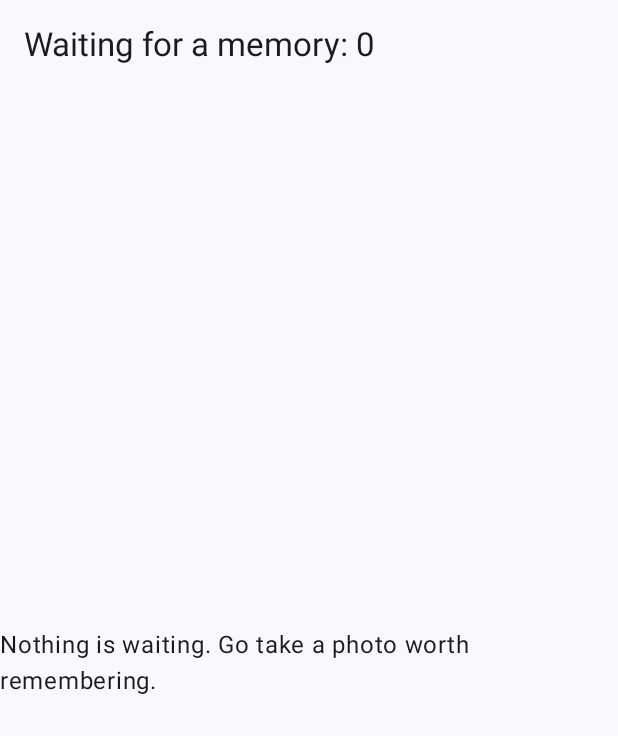
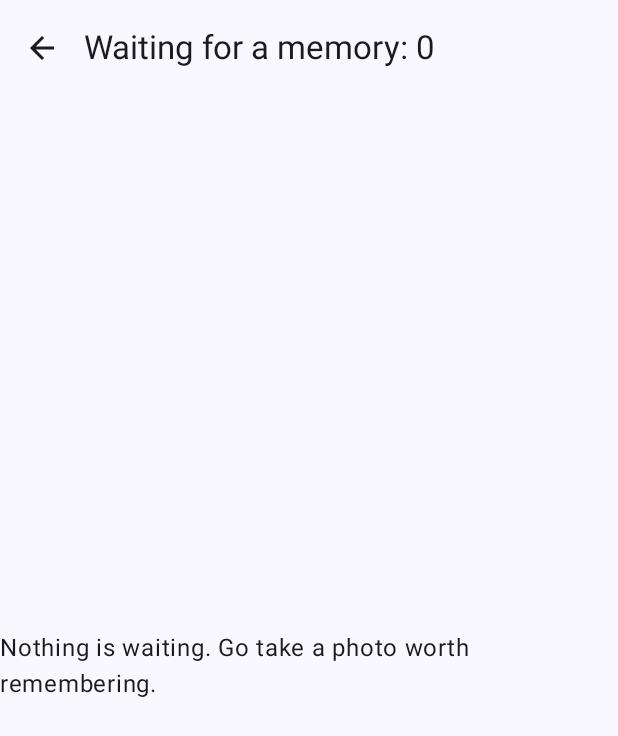
Before and after one commit to senomorf/engram, an Android app built with Jetpack Compose: the composable QueueScreen shown on its own in the app's theme, on a phone screen of 412 x 824 dp. Shown: the top 736 px of the screen. Run offline under Robolectric (Android 15) with nearby library versions, the light colour scheme and no system bars; libraries missing offline, so code that uses them is left out: coil3.video; pictures from the network do not load.

Commit message:
feat: add M3 top app bars, edge-to-edge and back navigation

```diff
--- a/app/src/main/kotlin/cam/engram/app/MainActivity.kt
+++ b/app/src/main/kotlin/cam/engram/app/MainActivity.kt
@@ -3,6 +3,7 @@ package cam.engram.app
 import android.os.Bundle
 import androidx.activity.ComponentActivity
 import androidx.activity.compose.setContent
+import androidx.activity.enableEdgeToEdge
 import cam.engram.app.notify.Notifier
 import cam.engram.app.ui.EngramRoot
 import cam.engram.app.ui.theme.EngramTheme
@@ -10,6 +11,7 @@ import cam.engram.app.ui.theme.EngramTheme
 class MainActivity : ComponentActivity() {
     override fun onCreate(savedInstanceState: Bundle?) {
         super.onCreate(savedInstanceState)
+        enableEdgeToEdge()
         val openQueue = intent?.getBooleanExtra(Notifier.EXTRA_OPEN_QUEUE, false) == true
         setContent {
             EngramTheme {
--- a/app/src/main/kotlin/cam/engram/app/ui/AnnotateScreen.kt
+++ b/app/src/main/kotlin/cam/engram/app/ui/AnnotateScreen.kt
@@ -97,6 +97,8 @@ private fun AnnotateCard(
         when (val save = ui.save) {
             is SaveUi.Saved -> {
                 if (save.overSoftCap) {
+                    // a Toast, not a Snackbar, on purpose: this fires as we navigate to the
+                    // next photo, so the message must outlive this composition
                     android.widget.Toast
                         .makeText(context, R.string.annotate_over_cap, android.widget.Toast.LENGTH_LONG)
                         .show()
--- /dev/null
+++ b/app/src/main/kotlin/cam/engram/app/ui/EngramScaffold.kt
@@ -0,0 +1,45 @@
+package cam.engram.app.ui
+
+import androidx.compose.foundation.layout.PaddingValues
+import androidx.compose.material.icons.Icons
+import androidx.compose.material.icons.automirrored.filled.ArrowBack
+import androidx.compose.material3.ExperimentalMaterial3Api
+import androidx.compose.material3.Icon
+import androidx.compose.material3.IconButton
+import androidx.compose.material3.Scaffold
+import androidx.compose.material3.SnackbarHost
+import androidx.compose.material3.SnackbarHostState
+import androidx.compose.material3.Text
+import androidx.compose.material3.TopAppBar
+import androidx.compose.runtime.Composable
+
+/**
+ * Shared M3 scaffold: a standard TopAppBar (title plus optional back navigation)
+ * and optional snackbar host. One place to keep the app bar consistent and to
+ * carry system-bar insets after enableEdgeToEdge, instead of a bar per screen.
+ */
+@OptIn(ExperimentalMaterial3Api::class)
+@Composable
+fun EngramScaffold(
+    title: String,
+    onBack: (() -> Unit)? = null,
+    snackbarHostState: SnackbarHostState? = null,
+    content: @Composable (PaddingValues) -> Unit,
+) {
+    Scaffold(
+        topBar = {
+            TopAppBar(
+                title = { Text(title) },
+                navigationIcon = {
+                    if (onBack != null) {
+                        IconButton(onClick = onBack) {
+                            Icon(Icons.AutoMirrored.Filled.ArrowBack, contentDescription = null)
+                        }
+                    }
+                },
+            )
+        },
+        snackbarHost = { snackbarHostState?.let { SnackbarHost(it) } },
+        content = content,
+    )
+}
--- a/app/src/main/kotlin/cam/engram/app/ui/LabScreen.kt
+++ b/app/src/main/kotlin/cam/engram/app/ui/LabScreen.kt
@@ -12,7 +12,6 @@ import androidx.compose.foundation.lazy.LazyColumn
 import androidx.compose.foundation.lazy.items
 import androidx.compose.material3.Button
 import androidx.compose.material3.MaterialTheme
-import androidx.compose.material3.Scaffold
 import androidx.compose.material3.Text
 import androidx.compose.runtime.Composable
 import androidx.compose.runtime.getValue
@@ -37,12 +36,11 @@ import kotlinx.coroutines.launch
  * surface by design; the transcription feature itself now lives in Annotate.
  */
 @Composable
-fun LabScreen() {
+fun LabScreen(onBack: () -> Unit) {
     val transcripts = remember { mutableStateListOf<String>() }
     val speech = rememberSpeechInput { transcripts.add(0, it) }
-    Scaffold { padding ->
+    EngramScaffold(title = stringResource(R.string.lab_title), onBack = onBack) { padding ->
         Column(Modifier.fillMaxSize().padding(padding).padding(16.dp), Arrangement.spacedBy(12.dp)) {
-            Text(stringResource(R.string.lab_title), style = MaterialTheme.typography.titleLarge)
             Text(
                 text = stringResource(if (speech.available) R.string.lab_on_device_yes else R.string.lab_on_device_no),
                 style = MaterialTheme.typography.bodyMedium,
--- a/app/src/main/kotlin/cam/engram/app/ui/MemoryDetailScreen.kt
+++ b/app/src/main/kotlin/cam/engram/app/ui/MemoryDetailScreen.kt
@@ -13,7 +13,6 @@ import androidx.compose.material3.AssistChip
 import androidx.compose.material3.Button
 import androidx.compose.material3.HorizontalDivider
 import androidx.compose.material3.MaterialTheme
-import androidx.compose.material3.Scaffold
 import androidx.compose.material3.Text
 import androidx.compose.runtime.Composable
 import androidx.compose.runtime.DisposableEffect
@@ -37,6 +36,7 @@ import java.io.File
 fun MemoryDetailScreen(
     mediaId: Long,
     onAnnotate: (Long) -> Unit,
+    onBack: () -> Unit,
 ) {
     val context = LocalContext.current
     val container = context.appContainer()
@@ -49,7 +49,7 @@ fun MemoryDetailScreen(
     LaunchedEffect(item?.mediaId, item?.lastScanMillis, item?.recordCount) {
         memory = item?.let { container.memoryReader.read(it) }
     }
-    Scaffold { padding ->
+    EngramScaffold(title = stringResource(R.string.detail_title), onBack = onBack) { padding ->
         Column(
             Modifier
                 .fillMaxSize()
--- a/app/src/main/kotlin/cam/engram/app/ui/QueueScreen.kt
+++ b/app/src/main/kotlin/cam/engram/app/ui/QueueScreen.kt
@@ -46,7 +46,10 @@ private val mediaPermissions =
     arrayOf(Manifest.permission.READ_MEDIA_IMAGES, Manifest.permission.READ_MEDIA_VIDEO)
 
 @Composable
-fun QueueScreen(onAnnotate: (List<Long>, Int) -> Unit) {
+fun QueueScreen(
+    onAnnotate: (List<Long>, Int) -> Unit,
+    onBack: () -> Unit,
+) {
     val context = LocalContext.current
     var granted by remember { mutableStateOf(hasMediaPermissions(context)) }
     if (!granted) {
@@ -78,13 +81,8 @@ fun QueueScreen(onAnnotate: (List<Long>, Int) -> Unit) {
                 ?.let { consentLauncher.launch(IntentSenderRequest.Builder(it).build()) }
         }
     }
-    Scaffold { padding ->
+    EngramScaffold(title = stringResource(R.string.queue_title, items.size), onBack = onBack) { padding ->
         Column(Modifier.padding(padding).fillMaxSize()) {
-            Text(
-                text = stringResource(R.string.queue_title, items.size),
-                style = MaterialTheme.typography.titleLarge,
-                modifier = Modifier.padding(16.dp),
-            )
             if (stripped.isNotEmpty()) {
                 Card(modifier = Modifier.fillMaxWidth().padding(horizontal = 16.dp)) {
                     Column(Modifier.padding(12.dp)) {
--- a/app/src/main/kotlin/cam/engram/app/ui/ToolsScreen.kt
+++ b/app/src/main/kotlin/cam/engram/app/ui/ToolsScreen.kt
@@ -11,7 +11,6 @@ import androidx.compose.foundation.layout.padding
 import androidx.compose.material3.Button
 import androidx.compose.material3.HorizontalDivider
 import androidx.compose.material3.MaterialTheme
-import androidx.compose.material3.Scaffold
 import androidx.compose.material3.Text
 import androidx.compose.runtime.Composable
 import androidx.compose.runtime.getValue
@@ -57,7 +56,7 @@ private sealed interface VerifyState {
 }
 
 @Composable
-fun ToolsScreen() {
+fun ToolsScreen(onBack: () -> Unit) {
     val context = LocalContext.current
     val scope = rememberCoroutineScope()
     var export by remember { mutableStateOf<ExportState>(ExportState.Idle) }
@@ -97,7 +96,7 @@ fun ToolsScreen() {
             }
         }
 
-    Scaffold { padding ->
+    EngramScaffold(title = stringResource(R.string.open_tools), onBack = onBack) { padding ->
         Column(
             Modifier.fillMaxSize().padding(padding).padding(24.dp),
             verticalArrangement = Arrangement.spacedBy(12.dp),
--- a/app/src/main/res/values/strings.xml
+++ b/app/src/main/res/values/strings.xml
@@ -39,6 +39,7 @@
     <string name="browse_no_results">No memory matches that.</string>
     <string name="detail_voice">Voice</string>
     <string name="detail_history">Earlier versions</string>
+    <string name="detail_title">Memory</string>
     <string name="detail_add_more">Add more to this memory</string>
     <string name="open_tools">Export and verify</string>
     <string name="annotate_over_cap">This photo now carries over 10MB of memories. Still fine, just larger.</string>
```
Also changed, not shown: app/src/main/kotlin/cam/engram/app/ui/BrowseScreen.kt (+5 -3 lines), app/src/main/kotlin/cam/engram/app/ui/EngramRoot.kt (+9 -3 lines), app/src/main/kotlin/cam/engram/app/ui/SettingsScreen.kt (+1 -12 lines), 1 other file.
